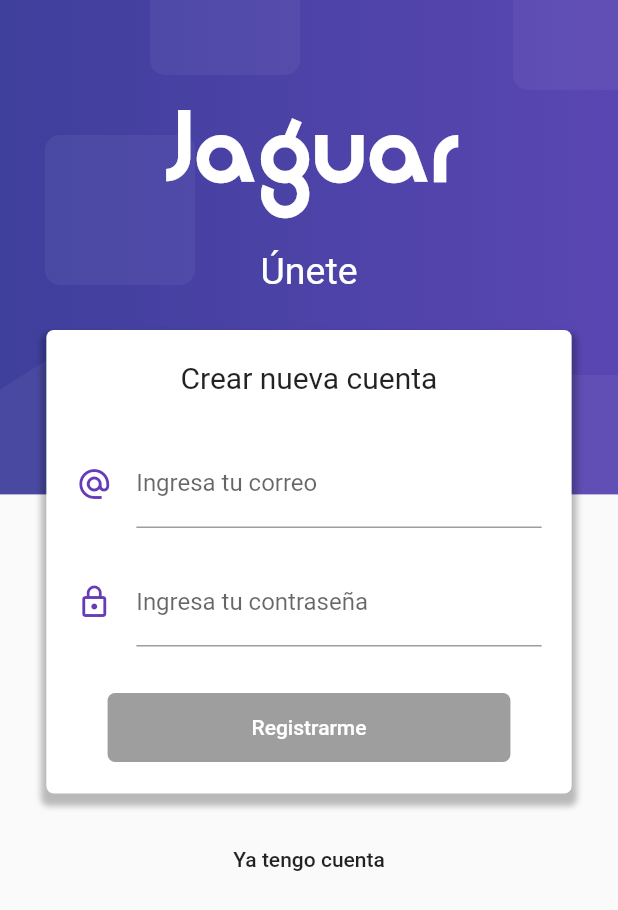
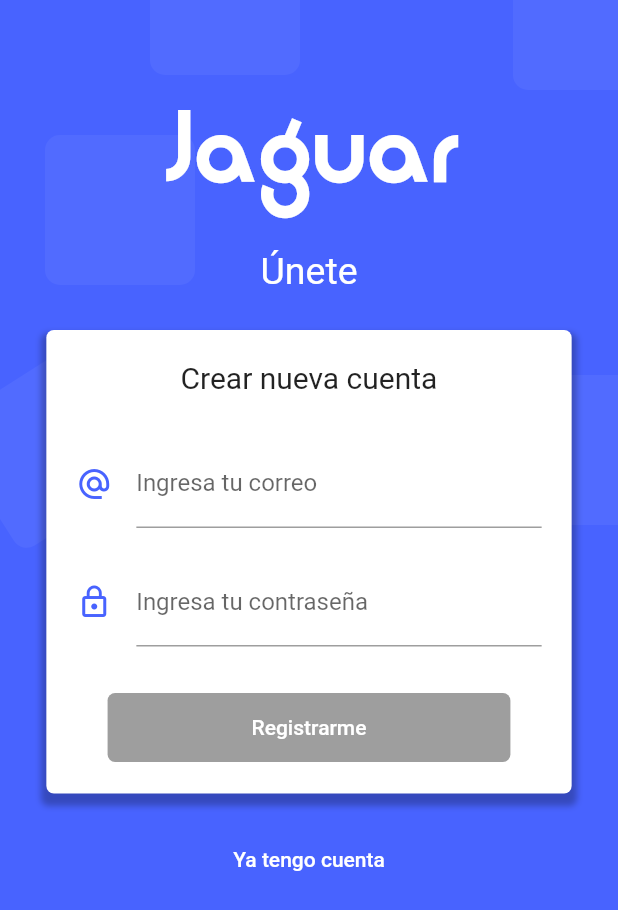
Before and after one commit to panterino/Jaguar-App, a Flutter app: the screen it shows after launch, after a tap on "Registrarme", on a phone screen of 412 x 824 dp. Shown: the top 910 px of the screen. Run offline on Flutter 3.47's test engine with Material 2 defaults, Android fonts, the light colour scheme and no system bars; our stand-ins replace rxdart, shared_preferences.

Commit message:
restyling app

```diff
--- a/lib/main.dart
+++ b/lib/main.dart
@@ -24,7 +24,7 @@ class MyApp extends StatelessWidget {
         'register': (BuildContext context) => RegisterPage(),
         'home': (BuildContext context) => HomePage(),
       },
-      theme: ThemeData(primaryColor: Colors.deepPurple),
+      theme: ThemeData(primaryColor: Colors.blue),
     ));
   }
 }
--- a/lib/src/pages/login_page.dart
+++ b/lib/src/pages/login_page.dart
@@ -55,7 +55,7 @@ class LoginPage extends StatelessWidget {
             ),
           ),
           FlatButton(
-            child: Text('Registrarme'),
+            child: Text('Registrarme',style: TextStyle(color: Colors.white)),
             onPressed: () =>
                 Navigator.pushReplacementNamed(context, 'register'),
           ),
@@ -76,7 +76,7 @@ class LoginPage extends StatelessWidget {
             decoration: InputDecoration(
                 icon: Icon(
                   Icons.alternate_email,
-                  color: Colors.deepPurple,
+                  color:  Color(0xff4863FF),
                 ),
                 hintText: 'mail@example.com',
                 labelText: 'Ingresa tu correo',
@@ -100,10 +100,10 @@ class LoginPage extends StatelessWidget {
             decoration: InputDecoration(
                 icon: Icon(
                   Icons.lock_outline,
-                  color: Colors.deepPurple,
+                  color:  Color(0xff4863FF),
                 ),
                 labelText: 'Ingresa tu contraseña',
-                counterText: snapshot.data,
+                //counterText: snapshot.data,
                 errorText: snapshot.error),
             onChanged: bloc.changePassword,
           ),
@@ -125,7 +125,7 @@ class LoginPage extends StatelessWidget {
             shape: RoundedRectangleBorder(
                 borderRadius: BorderRadius.circular(5.0)),
             elevation: 0.0,
-            color: Colors.deepPurple,
+            color:  Color(0xff4863FF),
             textColor: Colors.white,
           );
         });
@@ -144,12 +144,12 @@ class LoginPage extends StatelessWidget {
     final size = MediaQuery.of(context).size;
 
     final background = Container(
-      height: size.height * 0.4,
+      height: size.height,
       width: double.infinity,
       decoration: BoxDecoration(
           gradient: LinearGradient(colors: <Color>[
-        Color.fromRGBO(63, 63, 156, 1.0),
-        Color.fromRGBO(90, 70, 178, 1.0),
+        Color(0xff4863FF),
+        Color(0xff4863FF),
       ])),
     );
 
@@ -158,7 +158,7 @@ class LoginPage extends StatelessWidget {
       height: 100.0,
       decoration: BoxDecoration(
           borderRadius: BorderRadius.circular(10.0),
-          color: Color.fromRGBO(255, 255, 255, .05)),
+          color:  Color(0xff4863FF)),
     );
 
     return Stack(
--- a/lib/src/pages/register_page.dart
+++ b/lib/src/pages/register_page.dart
@@ -54,7 +54,7 @@ class RegisterPage extends StatelessWidget {
             ),
           ),
           FlatButton(
-            child: Text('Ya tengo cuenta'),
+            child: Text('Ya tengo cuenta', style: TextStyle(color: Colors.white),),
             onPressed: () => Navigator.pushReplacementNamed(context, 'login'),
           ),
           SizedBox(height: 100.0),
@@ -74,7 +74,7 @@ class RegisterPage extends StatelessWidget {
             decoration: InputDecoration(
                 icon: Icon(
                   Icons.alternate_email,
-                  color: Colors.deepPurple,
+                  color:  Color(0xff4863FF),
                 ),
                 hintText: 'mail@example.com',
                 labelText: 'Ingresa tu correo',
@@ -98,10 +98,10 @@ class RegisterPage extends StatelessWidget {
             decoration: InputDecoration(
                 icon: Icon(
                   Icons.lock_outline,
-                  color: Colors.deepPurple,
+                  color:  Color(0xff4863FF),
                 ),
                 labelText: 'Ingresa tu contraseña',
-                counterText: snapshot.data,
+                //counterText: snapshot.data,
                 errorText: snapshot.error),
             onChanged: bloc.changePassword,
           ),
@@ -123,7 +123,7 @@ class RegisterPage extends StatelessWidget {
             shape: RoundedRectangleBorder(
                 borderRadius: BorderRadius.circular(5.0)),
             elevation: 0.0,
-            color: Colors.deepPurple,
+            color:  Color(0xff4863FF),
             textColor: Colors.white,
           );
         });
@@ -142,12 +142,12 @@ class RegisterPage extends StatelessWidget {
     final size = MediaQuery.of(context).size;
 
     final background = Container(
-      height: size.height * 0.4,
+      height: size.height,
       width: double.infinity,
       decoration: BoxDecoration(
           gradient: LinearGradient(colors: <Color>[
-        Color.fromRGBO(63, 63, 156, 1.0),
-        Color.fromRGBO(90, 70, 178, 1.0),
+         Color(0xff4863FF),
+         Color(0xff4863FF),
       ])),
     );
 
```
